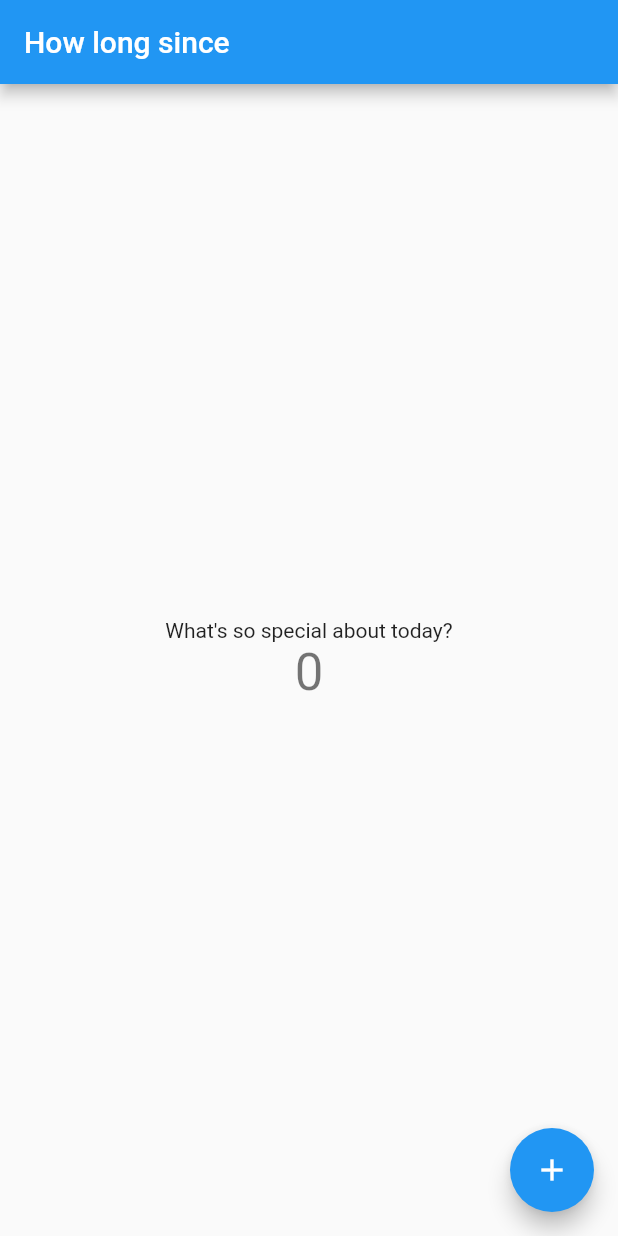
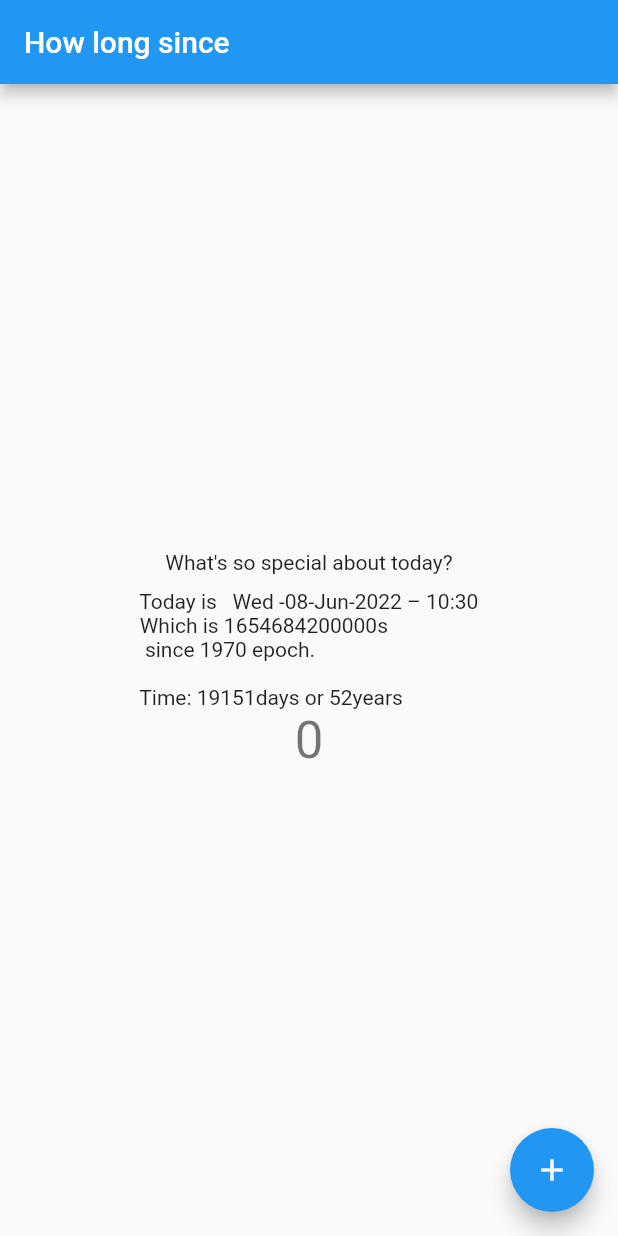
Before and after one commit to RDjarbeng/countdown_flutter, a Flutter app: the screen it shows after launch, on a phone screen of 412 x 824 dp. Run offline on Flutter 3.47's test engine with Material 2 defaults, Android fonts, the phone set to English and light mode, and no system bars.

Commit message:
add default today date details

```diff
--- a/lib/main.dart
+++ b/lib/main.dart
@@ -1,4 +1,5 @@
 import 'package:flutter/material.dart';
+import 'package:intl/intl.dart';
 
 void main() {
   runApp(MyApp());
@@ -19,7 +20,16 @@ class MyApp extends StatelessWidget {
 }
 
 class MyHomePage extends StatefulWidget {
-  MyHomePage({Key? key, required this.title}) : super(key: key);
+  MyHomePage({Key? key, required this.title}) {
+    formatted = DateFormat(' E -dd-LLL-yyyy – kk:mm').format(date);
+    var timeInDays = date.difference(DateTime(1970)).inDays;
+    var timeInYears = (timeInDays / 365).floor();
+    this.todayText =
+        ' Today is  ${formatted} \n Which is ${date.millisecondsSinceEpoch}s \n  since 1970 epoch.\n\n Time: ${timeInDays}days or ${timeInYears}years';
+  }
+  DateTime date = DateTime.now();
+  String formatted = '';
+  String todayText = '';
   final String title;
 
   @override
@@ -42,17 +52,24 @@ class _MyHomePageState extends State<MyHomePage> {
         title: Text(widget.title),
       ),
       body: Center(
+        child: Padding(
+          padding: EdgeInsets.symmetric(horizontal: 10),
           child: Column(
             mainAxisAlignment: MainAxisAlignment.center,
             children: <Widget>[
               Text(
                 'What\'s so special about today?',
               ),
+              SizedBox(
+                height: 10,
+              ),
+              Text(widget.todayText),
               Text(
                 '$_counter',
                 style: Theme.of(context).textTheme.headline4,
               ),
             ],
+          ),
         ),
       ),
       floatingActionButton: FloatingActionButton(
```
Also changed, not shown: pubspec.lock. Lines whose indentation alone changed are shown as unchanged.
